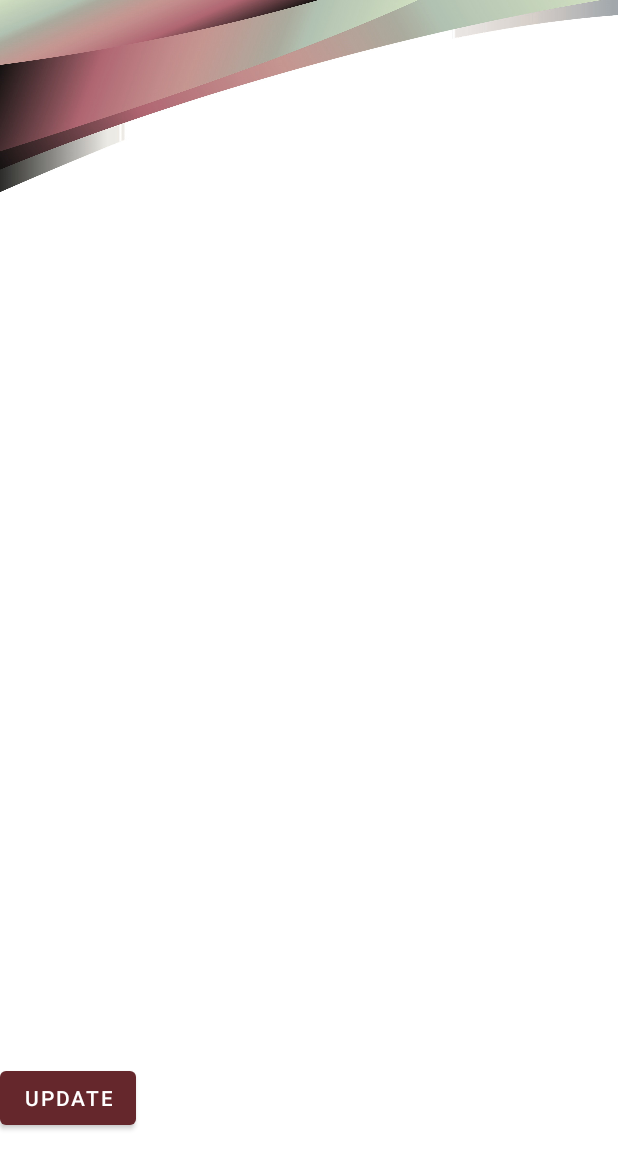
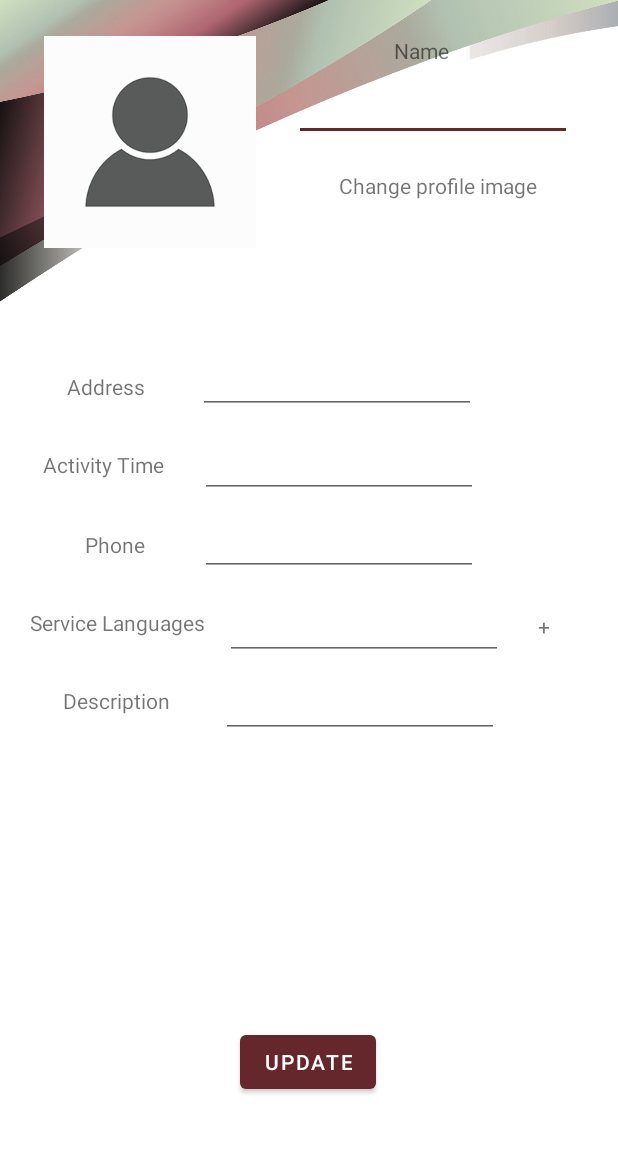
Before and after one commit to ItayMeiri/NextDoorApp, an Android app: the EditBusinessProfileActivity screen opened directly, with no data from a screen before it, on a phone screen of 412 x 824 dp. Shown: the top 1169 px of the screen. Run offline under Robolectric (Android 15) with nearby library versions, the phone set to English and light mode, and no system bars; our stand-ins replace Firebase (no records; nobody signed in at launch, a user with empty details on screens opened directly).

Commit message:
Edit profiles updates

```diff
--- a/app/src/main/java/com/app/nextdoor/EditBusinessProfileActivity.java
+++ b/app/src/main/java/com/app/nextdoor/EditBusinessProfileActivity.java
@@ -6,11 +6,13 @@ import android.os.Bundle;
 import android.view.View;
 import android.widget.Button;
 import android.widget.EditText;
+import android.widget.TextView;
 
 import com.google.firebase.auth.FirebaseAuth;
 import com.google.firebase.database.DatabaseReference;
 import com.google.firebase.database.FirebaseDatabase;
 
+import java.util.ArrayList;
 import java.util.HashMap;
 
 public class EditBusinessProfileActivity extends AppCompatActivity {
@@ -22,37 +24,28 @@ public class EditBusinessProfileActivity extends AppCompatActivity {
     EditText serviceLang;
     EditText address;
     EditText phone;
-    EditText url;
-    EditText imageurll;
+    TextView plus;
+    ArrayList Sl = new ArrayList();
     FirebaseDatabase database;
     DatabaseReference reference;
     FirebaseAuth myA;
+    HashMap hm = new HashMap<>();
 
 
     @Override
     protected void onCreate(Bundle savedInstanceState) {
         super.onCreate(savedInstanceState);
         setContentView(R.layout.activity_edit_business_profile);
-        Button update;
-        EditText fullName;
-        EditText address;
-        EditText activityTime;
-        EditText phone;
-        EditText description;
-        EditText serviceLang;
-        EditText url;
-        FirebaseDatabase database;
-        DatabaseReference reference;
-        FirebaseAuth myA;
 
         update = findViewById(R.id.button7);
-        fullName = findViewById(R.id.editTextTextPersonName5);
+        fullName = findViewById(R.id.editTextTextPersonName13);
         address = findViewById(R.id.editTextTextPersonName6);
         activityTime = findViewById(R.id.editTextTextPersonName7);
         phone = findViewById(R.id.editTextTextPersonName8);
         description = findViewById(R.id.editTextTextPersonName9);
         serviceLang = findViewById(R.id.editTextTextPersonName10);
-        url= findViewById(R.id.editTextTextPersonName11);
+        plus = findViewById(R.id.textView23);
+        Sl.add("");
         database = FirebaseDatabase.getInstance();
         reference = database.getReference();
         myA = FirebaseAuth.getInstance();
@@ -60,7 +53,6 @@ public class EditBusinessProfileActivity extends AppCompatActivity {
         update.setOnClickListener(new View.OnClickListener() {
             @Override
             public void onClick(View view) {
-                HashMap hm = new HashMap<>();
 
                 if (!fullName.getText().toString().equals("")) {
                     hm.put("fullName", fullName.getText().toString());
@@ -77,15 +69,24 @@ public class EditBusinessProfileActivity extends AppCompatActivity {
                 if (!description.getText().toString().equals("")) {
                     hm.put("description", description.getText().toString());
                 }
-                if (!serviceLang.getText().toString().equals("")) {
-                    hm.put("serviceLang", serviceLang.getText().toString());
-                }
-                if (!url.getText().toString().equals("")) {
-                    hm.put("url", url.getText().toString());
-                }
                 reference.child("users").child("Bussiness").child(myA.getUid()).updateChildren(hm);
             }
         } );
+
+        plus.setOnClickListener(new View.OnClickListener() {
+            @Override
+            public void onClick(View view) {
+                if (!serviceLang.getText().toString().equals("")) {
+                    addLang();
+                }
+            }
+        });
+    }
+
+    public void addLang(){
+        Sl.add(serviceLang.getText().toString());
+        serviceLang.getText().clear();
+        hm.put("serviceLang", Sl);
     }
 
 }
--- a/app/src/main/java/com/app/nextdoor/EditRegularProfileActivity.java
+++ b/app/src/main/java/com/app/nextdoor/EditRegularProfileActivity.java
@@ -25,6 +25,7 @@ import com.google.firebase.database.FirebaseDatabase;
 import com.google.firebase.database.ValueEventListener;
 
 import java.io.FileNotFoundException;
+import java.util.ArrayList;
 import java.util.HashMap;
 import java.util.Objects;
 
@@ -38,9 +39,14 @@ public class EditRegularProfileActivity extends AppCompatActivity {
     EditText phone;
     EditText languages;
     EditText Hobbies;
+    TextView plus_l;
+    TextView plus_h;
     FirebaseDatabase database;
     DatabaseReference reference;
     FirebaseAuth myA;
+    ArrayList lang = new ArrayList();
+    ArrayList hobbies = new ArrayList();
+    HashMap hm = new HashMap<>();
 
     @Override
     protected void onCreate(Bundle savedInstanceState) {
@@ -58,11 +64,14 @@ public class EditRegularProfileActivity extends AppCompatActivity {
         database = FirebaseDatabase.getInstance();
         reference = database.getReference();
         myA = FirebaseAuth.getInstance();
+        lang.add("");
+        hobbies.add("");
+        plus_l = findViewById(R.id.textView15);
+        plus_h = findViewById(R.id.textView16);
 
         update.setOnClickListener(new View.OnClickListener() {
             @Override
             public void onClick(View view) {
-                HashMap hm = new HashMap<>();
 
                 if (!name.getText().toString().equals("")){
                     hm.put("fullName",name.getText().toString());
@@ -79,15 +88,41 @@ public class EditRegularProfileActivity extends AppCompatActivity {
                 if (!phone.getText().toString().equals("")){
                     hm.put("phone",phone.getText().toString());
                 }
-                if (!languages.getText().toString().equals("")){
-                    hm.put("lang",languages.getText().toString());
-                }
-                if (!Hobbies.getText().toString().equals("")){
-                    hm.put("hobbies",Hobbies.getText().toString());
-                }
                 reference.child("users").child("Regular").child(myA.getUid()).updateChildren(hm);
             }
         });
 
+        plus_l.setOnClickListener(new View.OnClickListener() {
+            @Override
+            public void onClick(View view) {
+                if (!languages.getText().toString().equals("")){
+                    addlang();
+                }
+            }
+        });
+
+        plus_h.setOnClickListener(new View.OnClickListener() {
+            @Override
+            public void onClick(View view) {
+                if (!Hobbies.getText().toString().equals("")){
+                    addhobi();
+                }
+
+            }
+        });
+
     }
+
+    public void addlang(){
+        lang.add(languages.getText().toString());
+        languages.getText().clear();
+        hm.put("lang",lang);
+    }
+
+    public void addhobi(){
+        hobbies.add(Hobbies.getText().toString());
+        Hobbies.getText().clear();
+        hm.put("hobbies",hobbies);
+    }
+
 }
--- a/app/src/main/res/layout/activity_edit_business_profile.xml
+++ b/app/src/main/res/layout/activity_edit_business_profile.xml
@@ -5,155 +5,196 @@
     android:layout_width="match_parent"
     android:layout_height="match_parent">
 
+    <androidx.constraintlayout.widget.ConstraintLayout
+        android:id="@+id/constraintLayout"
+        android:layout_width="427dp"
+        android:layout_height="204dp"
+        android:background="@drawable/backgroundprofile"
+        tools:layout_editor_absoluteX="-8dp"
+        tools:layout_editor_absoluteY="-2dp">
+
+        <ImageView
+            android:id="@+id/imageView21"
+            android:layout_width="144dp"
+            android:layout_height="141dp"
+            android:layout_marginStart="28dp"
+            android:layout_marginTop="24dp"
+            app:layout_constraintStart_toStartOf="parent"
+            app:layout_constraintTop_toTopOf="parent"
+            app:srcCompat="@drawable/person" />
+
+        <EditText
+            android:id="@+id/editTextTextPersonName13"
+            android:layout_width="185dp"
+            android:layout_height="36dp"
+            android:layout_marginStart="24dp"
+            android:layout_marginTop="12dp"
+            android:ems="10"
+            android:inputType="textPersonName"
+            app:layout_constraintStart_toEndOf="@+id/imageView21"
+            app:layout_constraintTop_toBottomOf="@+id/textView17"
+            tools:ignore="MissingConstraints" />
+
+        <TextView
+            android:id="@+id/textView17"
+            android:layout_width="105dp"
+            android:layout_height="22dp"
+            android:layout_marginStart="56dp"
+            android:layout_marginTop="24dp"
+            android:text="Name"
+            android:textAlignment="center"
+            app:layout_constraintStart_toEndOf="@+id/imageView21"
+            app:layout_constraintTop_toTopOf="parent" />
+
+        <TextView
+            android:id="@+id/textView24"
+            android:layout_width="159dp"
+            android:layout_height="22dp"
+            android:layout_marginStart="40dp"
+            android:layout_marginTop="20dp"
+            android:text="Change profile image"
+            android:textAlignment="center"
+            app:layout_constraintStart_toEndOf="@+id/imageView21"
+            app:layout_constraintTop_toBottomOf="@+id/editTextTextPersonName13" />
+    </androidx.constraintlayout.widget.ConstraintLayout>
+
     <EditText
         android:id="@+id/editTextTextPersonName6"
-        android:layout_width="150dp"
-        android:layout_height="50dp"
-        android:layout_marginBottom="24dp"
+        android:layout_width="185dp"
+        android:layout_height="36dp"
+        android:layout_marginStart="12dp"
+        android:layout_marginTop="36dp"
         android:ems="10"
         android:inputType="textPersonName"
-        app:layout_constraintBottom_toTopOf="@+id/editTextTextPersonName7"
-        tools:ignore="MissingConstraints"
-        tools:layout_editor_absoluteX="206dp" />
+        app:layout_constraintStart_toEndOf="@+id/textView18"
+        app:layout_constraintTop_toBottomOf="@+id/constraintLayout"
+        tools:ignore="MissingConstraints" />
 
     <EditText
         android:id="@+id/editTextTextPersonName7"
-        android:layout_width="150dp"
-        android:layout_height="50dp"
+        android:layout_width="185dp"
+        android:layout_height="36dp"
+        android:layout_marginStart="12dp"
+        android:layout_marginTop="20dp"
         android:ems="10"
         android:inputType="textPersonName"
-        tools:ignore="MissingConstraints"
-        tools:layout_editor_absoluteX="203dp"
-        tools:layout_editor_absoluteY="261dp" />
+        app:layout_constraintStart_toEndOf="@+id/textView19"
+        app:layout_constraintTop_toBottomOf="@+id/editTextTextPersonName6"
+        tools:ignore="MissingConstraints" />
 
     <EditText
         android:id="@+id/editTextTextPersonName8"
-        android:layout_width="150dp"
-        android:layout_height="50dp"
+        android:layout_width="185dp"
+        android:layout_height="36dp"
+        android:layout_marginStart="12dp"
+        android:layout_marginTop="16dp"
         android:ems="10"
         android:inputType="textPersonName"
-        tools:ignore="MissingConstraints"
-        tools:layout_editor_absoluteX="203dp"
-        tools:layout_editor_absoluteY="321dp" />
+        app:layout_constraintStart_toEndOf="@+id/textView20"
+        app:layout_constraintTop_toBottomOf="@+id/editTextTextPersonName7"
+        tools:ignore="MissingConstraints" />
 
     <EditText
         android:id="@+id/editTextTextPersonName9"
-        android:layout_width="150dp"
-        android:layout_height="50dp"
+        android:layout_width="185dp"
+        android:layout_height="36dp"
+        android:layout_marginStart="8dp"
+        android:layout_marginTop="20dp"
         android:ems="10"
         android:inputType="textPersonName"
-        tools:ignore="MissingConstraints"
-        tools:layout_editor_absoluteX="206dp"
-        tools:layout_editor_absoluteY="375dp" />
+        app:layout_constraintStart_toEndOf="@+id/textView22"
+        app:layout_constraintTop_toBottomOf="@+id/editTextTextPersonName8"
+        tools:ignore="MissingConstraints" />
 
     <EditText
         android:id="@+id/editTextTextPersonName10"
-        android:layout_width="150dp"
-        android:layout_height="50dp"
+        android:layout_width="185dp"
+        android:layout_height="36dp"
+        android:layout_marginStart="16dp"
+        android:layout_marginTop="16dp"
         android:ems="10"
         android:inputType="textPersonName"
-        tools:ignore="MissingConstraints"
-        tools:layout_editor_absoluteX="213dp"
-        tools:layout_editor_absoluteY="445dp" />
+        app:layout_constraintStart_toEndOf="@+id/textView21"
+        app:layout_constraintTop_toBottomOf="@+id/editTextTextPersonName9"
+        tools:ignore="MissingConstraints" />
 
     <Button
         android:id="@+id/button7"
         android:layout_width="wrap_content"
         android:layout_height="wrap_content"
-        android:layout_marginBottom="68dp"
+        android:layout_marginBottom="92dp"
         android:text="update"
         app:layout_constraintBottom_toBottomOf="parent"
-        tools:ignore="MissingConstraints"
-        tools:layout_editor_absoluteX="159dp" />
-
-    <EditText
-        android:id="@+id/editTextTextPersonName13"
-        android:layout_width="150dp"
-        android:layout_height="40dp"
-        android:layout_marginBottom="20dp"
-        android:ems="10"
-        android:inputType="textPersonName"
-        app:layout_constraintBottom_toTopOf="@+id/editTextTextPersonName6"
-        tools:ignore="MissingConstraints"
-        tools:layout_editor_absoluteX="205dp" />
-
-    <TextView
-        android:id="@+id/textView17"
-        android:layout_width="105dp"
-        android:layout_height="22dp"
-        android:text="Full Name"
-        android:textAlignment="center"
-        tools:layout_editor_absoluteX="33dp"
-        tools:layout_editor_absoluteY="141dp" />
+        app:layout_constraintEnd_toEndOf="parent"
+        app:layout_constraintHorizontal_bias="0.498"
+        app:layout_constraintStart_toStartOf="parent"
+        tools:ignore="MissingConstraints" />
 
     <TextView
         android:id="@+id/textView18"
         android:layout_width="100dp"
         android:layout_height="16dp"
+        android:layout_marginStart="20dp"
+        android:layout_marginTop="44dp"
         android:text="Address"
         android:textAlignment="center"
-        tools:layout_editor_absoluteX="39dp"
-        tools:layout_editor_absoluteY="202dp" />
+        app:layout_constraintStart_toStartOf="parent"
+        app:layout_constraintTop_toBottomOf="@+id/constraintLayout" />
 
     <TextView
         android:id="@+id/textView19"
         android:layout_width="105dp"
         android:layout_height="21dp"
+        android:layout_marginStart="16dp"
+        android:layout_marginTop="36dp"
         android:text="Activity Time"
         android:textAlignment="center"
-        tools:layout_editor_absoluteX="34dp"
-        tools:layout_editor_absoluteY="268dp" />
+        app:layout_constraintStart_toStartOf="parent"
+        app:layout_constraintTop_toBottomOf="@+id/textView18" />
 
     <TextView
         android:id="@+id/textView20"
         android:layout_width="89dp"
         android:layout_height="24dp"
+        android:layout_marginStart="32dp"
+        android:layout_marginTop="32dp"
         android:text="Phone"
         android:textAlignment="center"
-        tools:layout_editor_absoluteX="39dp"
-        tools:layout_editor_absoluteY="331dp" />
+        app:layout_constraintStart_toStartOf="parent"
+        app:layout_constraintTop_toBottomOf="@+id/textView19" />
 
     <TextView
         android:id="@+id/textView21"
         android:layout_width="107dp"
         android:layout_height="24dp"
+        android:layout_marginStart="24dp"
+        android:layout_marginTop="28dp"
         android:text="Description"
         android:textAlignment="center"
-        tools:layout_editor_absoluteX="32dp"
-        tools:layout_editor_absoluteY="384dp" />
+        app:layout_constraintStart_toStartOf="parent"
+        app:layout_constraintTop_toBottomOf="@+id/textView22" />
 
     <TextView
         android:id="@+id/textView22"
-        android:layout_width="132dp"
-        android:layout_height="26dp"
-        android:text="Service Language"
-        tools:layout_editor_absoluteX="42dp"
-        tools:layout_editor_absoluteY="446dp" />
+        android:layout_width="122dp"
+        android:layout_height="24dp"
+        android:layout_marginStart="20dp"
+        android:layout_marginTop="28dp"
+        android:text="Service Languages"
+        app:layout_constraintStart_toStartOf="parent"
+        app:layout_constraintTop_toBottomOf="@+id/textView20" />
 
     <TextView
         android:id="@+id/textView23"
-        android:layout_width="32dp"
-        android:layout_height="26dp"
+        android:layout_width="23dp"
+        android:layout_height="19dp"
+        android:layout_marginStart="16dp"
+        android:layout_marginTop="24dp"
         android:text="+"
         android:textAlignment="center"
-        tools:layout_editor_absoluteX="1dp"
-        tools:layout_editor_absoluteY="446dp" />
-
-    <ImageView
-        android:id="@+id/imageView21"
-        android:layout_width="164dp"
-        android:layout_height="111dp"
-        app:srcCompat="@drawable/person"
-        tools:layout_editor_absoluteX="32dp"
-        tools:layout_editor_absoluteY="16dp" />
-
-    <androidx.constraintlayout.widget.ConstraintLayout
-        android:layout_width="414dp"
-        android:layout_height="130dp"
-        android:background="@drawable/backgroundprofile"
-        tools:layout_editor_absoluteX="1dp"
-        tools:layout_editor_absoluteY="-3dp">
-
-    </androidx.constraintlayout.widget.ConstraintLayout>
+        app:layout_constraintEnd_toEndOf="parent"
+        app:layout_constraintHorizontal_bias="0.0"
+        app:layout_constraintStart_toEndOf="@+id/editTextTextPersonName9"
+        app:layout_constraintTop_toBottomOf="@+id/editTextTextPersonName8" />
 
 </androidx.constraintlayout.widget.ConstraintLayout>
--- a/app/src/main/res/layout/activity_edit_regular_profile.xml
+++ b/app/src/main/res/layout/activity_edit_regular_profile.xml
@@ -11,9 +11,9 @@
         android:layout_width="427dp"
         android:layout_height="204dp"
         android:background="@drawable/backgroundprofile"
+        app:layout_constraintTop_toTopOf="parent"
         tools:ignore="MissingConstraints"
-        tools:layout_editor_absoluteX="-8dp"
-        tools:layout_editor_absoluteY="-2dp">
+        tools:layout_editor_absoluteX="-8dp">
 
         <ImageView
             android:id="@+id/imageView20"
@@ -34,6 +34,8 @@
             android:ems="10"
             android:inputType="textPersonName"
             android:textSize="14sp"
+            app:layout_constraintEnd_toEndOf="parent"
+            app:layout_constraintHorizontal_bias="0.0"
             app:layout_constraintStart_toEndOf="@+id/imageView20"
             app:layout_constraintTop_toBottomOf="@+id/textView8" />
 
@@ -41,9 +43,11 @@
             android:id="@+id/textView8"
             android:layout_width="wrap_content"
             android:layout_height="wrap_content"
-            android:layout_marginStart="92dp"
-            android:layout_marginTop="40dp"
+            android:layout_marginTop="52dp"
+            android:layout_marginEnd="108dp"
             android:text="Name"
+            app:layout_constraintEnd_toEndOf="parent"
+            app:layout_constraintHorizontal_bias="0.96"
             app:layout_constraintStart_toEndOf="@+id/imageView20"
             app:layout_constraintTop_toTopOf="parent" />
 
@@ -51,7 +55,7 @@
             android:id="@+id/textView14"
             android:layout_width="wrap_content"
             android:layout_height="wrap_content"
-            android:layout_marginStart="40dp"
+            android:layout_marginStart="56dp"
             android:layout_marginTop="24dp"
             android:text="Change profile image"
             app:layout_constraintStart_toEndOf="@+id/imageView20"
--- a/app/src/main/res/layout/activity_home.xml
+++ b/app/src/main/res/layout/activity_home.xml
@@ -59,7 +59,7 @@
         android:layout_width="315dp"
         android:layout_height="38dp"
         android:layout_marginStart="16dp"
-        android:layout_marginTop="8dp"
+        android:layout_marginTop="12dp"
         android:layout_marginEnd="24dp"
         android:background="@drawable/search_box"
         android:orientation="horizontal"
@@ -99,7 +99,7 @@
         android:layout_width="51dp"
         android:layout_height="38dp"
         android:layout_marginStart="8dp"
-        android:layout_marginTop="8dp"
+        android:layout_marginTop="12dp"
         android:background="@color/brown"
         android:backgroundTint="@color/brown"
         android:textColor="@color/black"
@@ -114,6 +114,7 @@
         android:layout_width="168dp"
         android:layout_height="49dp"
         android:layout_marginBottom="420dp"
+        android:textAlignment="center"
         app:layout_constraintBottom_toBottomOf="parent"
         app:layout_constraintEnd_toEndOf="parent"
         app:layout_constraintHorizontal_bias="0.497"
```
